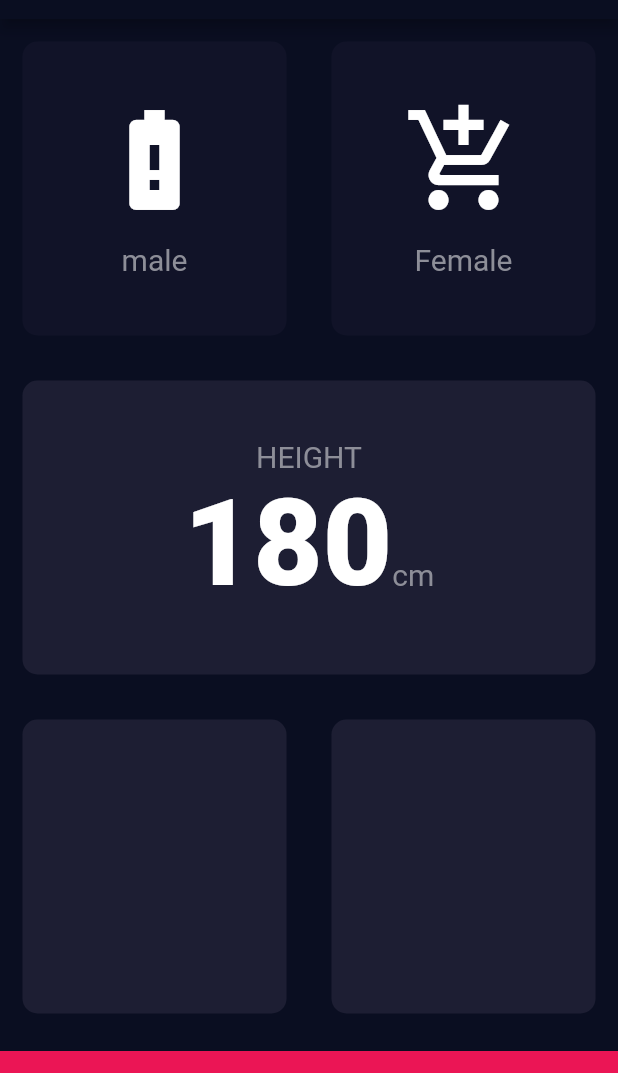
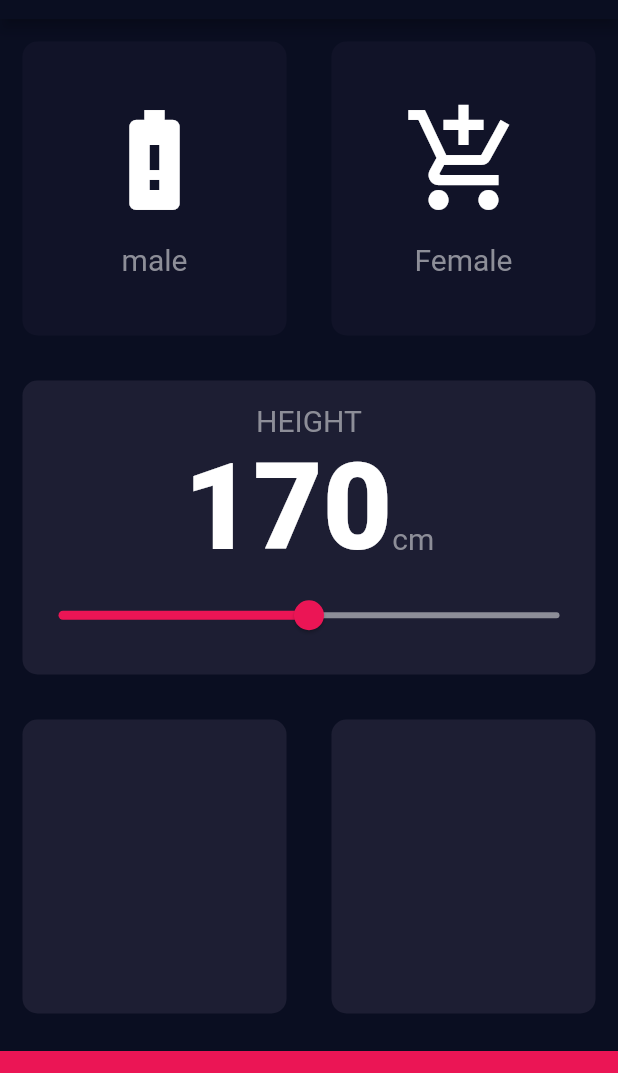
Before and after one commit to aximilli1212/flutter-googles, a Flutter app: the screen it shows after launch, on a phone screen of 412 x 824 dp, the part 65-1138 px from its top. Run offline on Flutter 3.47's test engine with Material 2 defaults, Android fonts, the phone set to English and light mode, and no system bars; our stand-ins replace audioplayers, rflutter_alert.

Commit message:
Add slider to height select

```diff
--- a/bmi_calculator/lib/input_page.dart
+++ b/bmi_calculator/lib/input_page.dart
@@ -21,6 +21,7 @@ class InputPage extends StatefulWidget {
 class _InputPageState extends State<InputPage> {
 
   Gender selectedGender;
+  int height = 170;
 
   @override
   Widget build(BuildContext context) {
@@ -82,7 +83,7 @@ class _InputPageState extends State<InputPage> {
                        textBaseline: TextBaseline.alphabetic,
                        children: <Widget>[
                          Text(
-                           '180',
+                           height.toString(),
                            style: kHeavyTextStyle,
                          ),
                          Text(
@@ -90,6 +91,19 @@ class _InputPageState extends State<InputPage> {
                            style: kLabelTextStyle,
                          ),
                        ],
+                     ),
+                     Slider(
+                       value: height.toDouble(),
+                       min: 120.0,
+                       max: 220.0,
+                       activeColor: Color(0xFFEB1555),
+                       inactiveColor: Color(0xFF8D8E98),
+                       onChanged: (double newValue){
+                         print(height);
+                         setState(() {
+                           height = newValue.round();
+                         });
+                       },
                      ),
                    ],
                  ),
@@ -100,7 +114,7 @@ class _InputPageState extends State<InputPage> {
                   children: <Widget>[
                     Expanded(
                       child: ReuseableCard(
-                        colour: Color(0XFF1D1E33),
+                        colour: Color(0xFF1D1E33),
                       ),
                     ),
                     Expanded(
```
